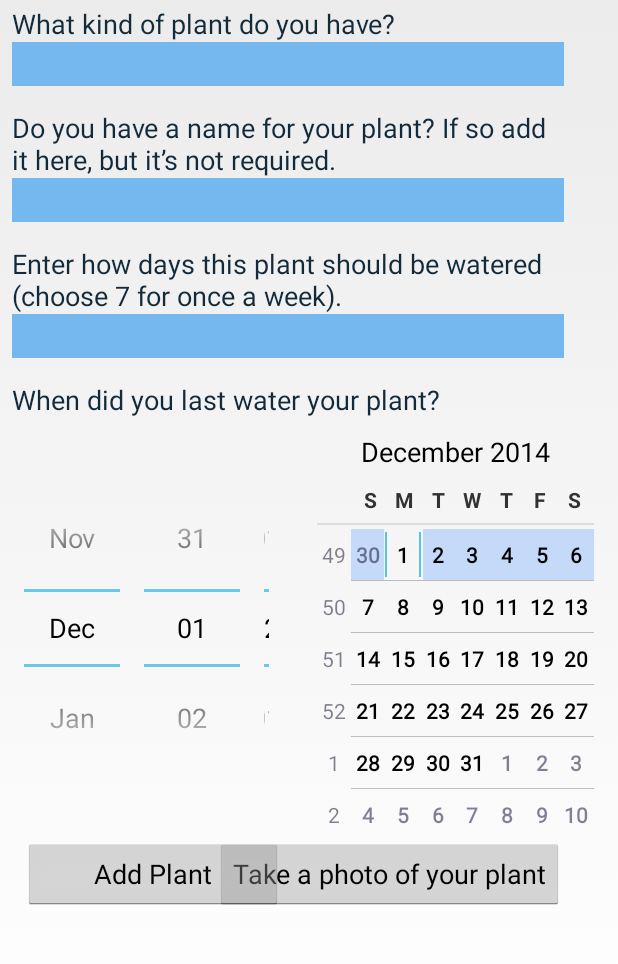
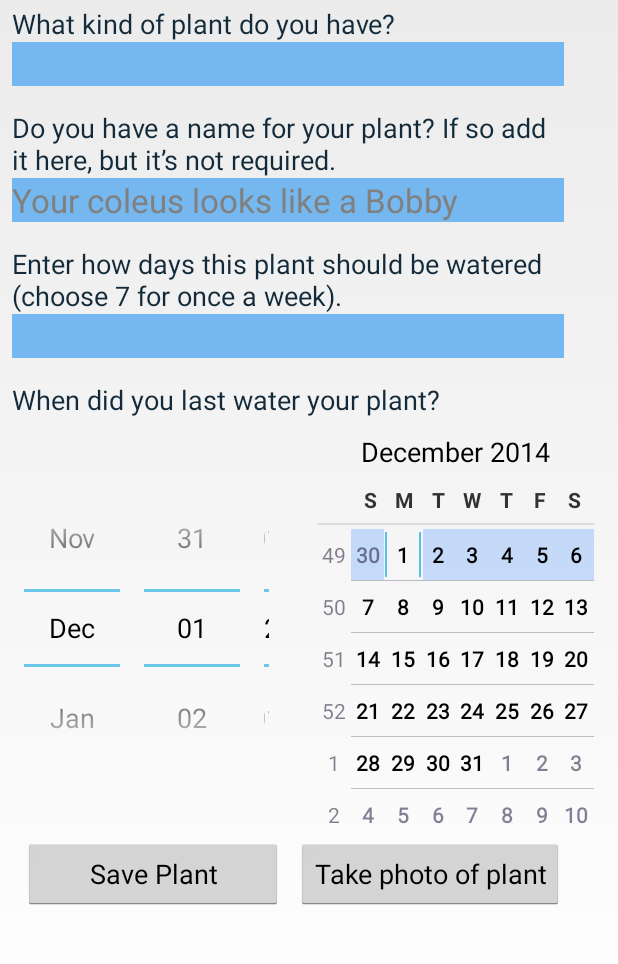
Before and after one commit to AmericanCities/HelloAloe, an Android app: the screen it shows after launch (AddPlant), after a tap on an icon or button, on a phone screen of 412 x 824 dp, the part 183-1147 px from its top. Run offline under Robolectric (Android 15) with nearby library versions, the phone set to English and light mode, and no system bars; pictures from the network do not load.

Commit message:
got ListView working and updated Add Plant Activity

```diff
--- a/app/src/main/java/heering/helloaloe/AddPlant.java
+++ b/app/src/main/java/heering/helloaloe/AddPlant.java
@@ -2,7 +2,6 @@ package heering.helloaloe;
 
 import android.app.Activity;
 import android.content.Intent;
-import android.graphics.Bitmap;
 import android.net.Uri;
 import android.os.Bundle;
 import android.os.Environment;
@@ -11,90 +10,67 @@ import android.util.Log;
 import android.view.View;
 import android.view.WindowManager;
 import android.widget.Button;
+import android.widget.DatePicker;
 import android.widget.EditText;
 import android.widget.ImageView;
 import android.widget.TextView;
 import android.widget.Toast;
-
 import java.io.File;
-import java.io.FileInputStream;
-import java.io.FileOutputStream;
 import java.io.IOException;
-import java.io.InputStreamReader;
 import java.text.SimpleDateFormat;
 import java.util.Date;
 
 /**
  * Created by Matthew on 11/19/2014.
  */
-public class AddPlant extends Activity implements View.OnClickListener{
-    public static final String LOGTAG ="ALOE_LOG";
-    public EditText textmsg;
-    public ImageView plantPic;
+public class AddPlant extends Activity implements View.OnClickListener {
 
+    public static final String LOGTAG = "ALOE_LOG";
+    // public EditText plantTypeTXTMSG;
+    //  public EditText plantNickNameTXTMSG = (EditText) findViewById(R.id.plantNickName);
+    // public EditText plantSchedTXTMSG;
+    // PlantDataSource datasource;
     static final int READ_BLOCK_SIZE = 100;
     String FILENAME = "user_plants.txt";
 
-
     protected void onCreate(Bundle savedInstanceState) {
-
         super.onCreate(savedInstanceState);
         setContentView(R.layout.add_plant);
-
         // hide keyboard on startup
         this.getWindow().setSoftInputMode(WindowManager.LayoutParams.SOFT_INPUT_STATE_ALWAYS_HIDDEN);
 
-        textmsg = (EditText)(findViewById(R.id.plantType));
-        Button saveData = (Button)findViewById(R.id.savePlant);
+        // Create View variables
+        // plantTypeTXTMSG = (EditText) findViewById(R.id.plantType);
+
+        // plantSchedTXTMSG = (EditText)(findViewById(R.id.plantSched));
+        // DatePicker plantLastWateredDP = (DatePicker)(findViewById(R.id.datePicker));
+        //Button takePicture = (Button) findViewById(R.id.takePicture);
+        Button saveData = (Button) findViewById(R.id.savePlant);
+
 
         File f = getFilesDir();
         String path = f.getAbsolutePath();
-        Log.i(LOGTAG,"internal file path " + path);
-
-        if (saveData != null)
-            saveData.setOnClickListener(this);
+        Log.i(LOGTAG, "internal file path " + path);
 
         Button takePicture = (Button)findViewById(R.id.takePicture);
         if (takePicture != null)
              takePicture.setOnClickListener(this);
     }
 
-
-
-
     @Override
     public void onClick(View selectedView) {
-        if (selectedView.getId()== R.id.takePicture) {
-       //     String stringInput = textmsg.getText().toString();
-      //      try {
-       //         FileOutputStream fos = openFileOutput(FILENAME,MODE_PRIVATE);
-       //         fos.write(stringInput.getBytes());
-      //          fos.close();
-                //display file saved message
-      //          Toast.makeText(getBaseContext(), "File saved successfully!",
-      //                  Toast.LENGTH_SHORT).show();
-
-      //      } catch (Exception e) {
-       //         Toast.makeText(getBaseContext(), "File failed to save",
-      //                  Toast.LENGTH_SHORT).show();
-      //          e.printStackTrace();
-      //      }
-
+        if (selectedView.getId() == R.id.takePicture) {
             dispatchTakePictureIntent();
-            // Intent intent = new Intent(android.provider.MediaStore.ACTION_IMAGE_CAPTURE);
-            // startActivityForResult(intent,0);
         }
+//        if (selectedView.getId() == R.id.savePlant) {
+//
+//            //   String plantType = plantTypeTXTMSG.getText().toString();
+//            Log.i(LOGTAG, "The plant type from the form is ");// + plantType);
+//
+//            //createData();
+//        }
     }
 
-  //  @Override
-  //  protected void onActivityResult(int requestCode, int resultCode, Intent data) {
-  //      super.onActivityResult(requestCode, resultCode, data);
-  //      Bitmap bp = (Bitmap) data.getExtras().get("data");
-  //      plantPic.setImageBitmap(bp);
-  //  }
-
-
-    // http://developer.android.com/training/camera/photobasics.html
     String mCurrentPhotoPath;
 
     private File createImageFile() throws IOException {
@@ -109,8 +85,6 @@ public class AddPlant extends Activity implements View.OnClickListener{
                 ".jpg",         /* suffix */
                 storageDir      /* directory */
         );
-
-
 
         // Save a file: path for use with ACTION_VIEW intents
         mCurrentPhotoPath = "file:" + image.getAbsolutePath();
@@ -146,4 +120,19 @@ public class AddPlant extends Activity implements View.OnClickListener{
     //         mContext.getContentResolver(), selectedImageUri,MediaStore.Images.Thumbnails.MICRO_KIND,
     //         null );
 
+
+    //    private void createData(){
+//        datasource = new PlantDataSource(this);
+//        datasource.open();
+//        Plant plant = new Plant();
+//        plant.setPlantType("Cactus");
+//        plant.setPlantNickName("BillyBob");
+//        plant.setPlantSchedule(7);
+//        plant.setPlantLastWatered("2013-05-23");
+//        plant.setPlantImage("android.resource://heering.helloaloe/drawable/cactus");
+//        Log.i(LOGTAG,"Now add plant record");
+//        plant = datasource.create(plant);
+//        Log.i(LOGTAG, "Plant created with id " + plant.getPlantID());
+//    }
+
 }
--- a/app/src/main/java/heering/helloaloe/HomeScreen.java
+++ b/app/src/main/java/heering/helloaloe/HomeScreen.java
@@ -1,31 +1,48 @@
 package heering.helloaloe;
 
 import android.app.Activity;
-import android.app.Fragment;
+import android.app.ListFragment;
 import android.content.Intent;
 import android.os.Bundle;
-import android.view.LayoutInflater;
+import android.util.Log;
 import android.view.Menu;
 import android.view.MenuItem;
 import android.view.View;
-import android.view.ViewGroup;
 import android.widget.Button;
+import android.widget.ListView;
+import android.widget.Toast;
+
+import java.util.ArrayList;
 
 
 public class HomeScreen extends Activity implements View.OnClickListener {
 
+    private static final String LOGTAG = "USERPLANTS";
+    PlantDataSource datasource;
+    public static ArrayList plantItems;
+
+
     @Override
     protected void onCreate(Bundle savedInstanceState) {
         super.onCreate(savedInstanceState);
+        Log.i(LOGTAG,"And we are off and running");
+
         setContentView(R.layout.home_screen);
-        if (savedInstanceState == null) {
-            getFragmentManager().beginTransaction()
-                    .add(R.id.container, new PlaceholderFragment())
-                    .commit();
-        }
+
         Button addPlant = (Button)findViewById(R.id.addPlantbtn);
         if (addPlant != null)
             addPlant.setOnClickListener(this);
+
+        datasource = new PlantDataSource(this);
+        datasource.open();
+        plantItems = datasource.getListItems();
+
+        if (savedInstanceState == null) {
+            getFragmentManager().beginTransaction()
+                    .replace(R.id.container3, new PlantListFragment())
+                    .commit();
+        }
+
     }
 
     public void onClick(View selectedView){
@@ -57,19 +74,35 @@ public class HomeScreen extends Activity implements View.OnClickListener {
         return super.onOptionsItemSelected(item);
     }
 
+
     /**
      * A placeholder fragment containing a simple view.
      */
-    public static class PlaceholderFragment extends Fragment {
+    public static class PlantListFragment extends ListFragment {
 
-        public PlaceholderFragment() {
+        //@Override
+        public void onCreate(Bundle savedInstanceState) {
+            super.onCreate(savedInstanceState);
+            // initialize and set the list adapter
+            Log.i(LOGTAG,"There are " + plantItems.size() + " items");
+            setListAdapter(new ListViewPlantAdapter(getActivity(), plantItems));
+        }
+
+
+        @Override
+        public void onViewCreated(View view, Bundle savedInstanceState) {
+            super.onViewCreated(view, savedInstanceState);
+            // remove the dividers from the ListView of the ListFragment
+            getListView().setDivider(null);
         }
 
         @Override
-        public View onCreateView(LayoutInflater inflater, ViewGroup container,
-                                 Bundle savedInstanceState) {
-            View rootView = inflater.inflate(R.layout.plants_listview,container,false);
-            return rootView;
+        public void onListItemClick(ListView l, View v, int position, long id) {
+            // retrieve theListView item
+            ListViewItem item = (ListViewItem) plantItems.get(position);
+
+            // do something
+            Toast.makeText(getActivity(), item.plantType, Toast.LENGTH_SHORT).show();
         }
     }
 }
--- a/app/src/main/java/heering/helloaloe/Plant.java
+++ b/app/src/main/java/heering/helloaloe/Plant.java
@@ -8,7 +8,7 @@ public class Plant {
     private long plantID;
     private String plantType;
     private String plantNickName;
-    private String plantSchedule;
+    private int plantSchedule;
     private String plantLastWatered;
     private String plantImage;
 
@@ -44,11 +44,11 @@ public class Plant {
         this.plantNickName = plantNickName;
     }
 
-    public String getPlantSchedule() {
+    public int getPlantSchedule() {
         return plantSchedule;
     }
 
-    public void setPlantSchedule(String plantSchedule) {
+    public void setPlantSchedule(int plantSchedule) {
         this.plantSchedule = plantSchedule;
     }
 
--- a/app/src/main/java/heering/helloaloe/PlantDBhelper.java
+++ b/app/src/main/java/heering/helloaloe/PlantDBhelper.java
@@ -1,7 +1,52 @@
 package heering.helloaloe;
 
+import android.content.Context;
+import android.database.sqlite.SQLiteDatabase;
+import android.database.sqlite.SQLiteOpenHelper;
+import android.util.Log;
+
 /**
- * Created by Matthew on 12/1/2014.
+ * Created by Matthew on 11/29/2014.
  */
-public class PlantDBhelper {
+
+public class PlantDBhelper extends SQLiteOpenHelper{
+
+    private static final String LOGTAG = "USERPLANTS";
+    private static final String DATABASE_NAME = "userPlants.db";
+    private static final int DATABASE_VERSION = 1;
+    public static final String TABLE_PLANTS = "plants";
+    public static final String COLUMN_ID = "plantID";
+    public static final String COLUMN_PLANT_TYPE = "plantType";
+    public static final String COLUMN_PLANT_NICKNAME = "plantNickName";
+    public static final String COLUMN_PLANT_SCHEDULE = "plantSchedule";
+    public static final String COLUMN_PLANT_LASTWATERED = "plantLastWatered";
+    public static final String COLUMN_IMAGE = "plantImage";
+
+    private static final String TABLE_CREATE =
+            "CREATE TABLE " + TABLE_PLANTS
+                    + " (" +
+                    COLUMN_ID + " INTEGER PRIMARY KEY AUTOINCREMENT, " +
+                    COLUMN_PLANT_TYPE + " TEXT, " +
+                    COLUMN_PLANT_NICKNAME + " TEXT, " +
+                    COLUMN_PLANT_SCHEDULE + " INT, " +
+                    COLUMN_PLANT_LASTWATERED + " TEXT, " +
+                    COLUMN_IMAGE + " TEXT"
+                    +  ")";
+
+
+    public PlantDBhelper(Context context) {
+        super(context, DATABASE_NAME, null, DATABASE_VERSION);
+    }
+
+    @Override
+    public void onCreate(SQLiteDatabase db) {
+        db.execSQL(TABLE_CREATE);
+        Log.i(LOGTAG, "Table has been created");
+    }
+
+    @Override
+    public void onUpgrade(SQLiteDatabase db, int oldVersion, int newVersion) {
+        db.execSQL("DROP TABLE IF EXISTS " + TABLE_PLANTS);
+        onCreate(db);
+    }
 }
--- /dev/null
+++ b/app/src/main/java/heering/helloaloe/PlantDataSource.java
@@ -0,0 +1,101 @@
+package heering.helloaloe;
+
+/**
+ * Created by Matthew on 11/29/2014.
+ */
+
+import android.content.ContentValues;
+import android.content.Context;
+import android.database.Cursor;
+import android.database.sqlite.SQLiteDatabase;
+import android.database.sqlite.SQLiteOpenHelper;
+import android.util.Log;
+import java.util.ArrayList;
+import java.util.List;
+
+
+public class PlantDataSource {
+
+    public static final String LOGTAG = "USERPLANTS";
+    SQLiteOpenHelper dbhelper;
+    SQLiteDatabase database;
+
+    private static final String[] allColumns = {
+            PlantDBhelper.COLUMN_ID,
+            PlantDBhelper.COLUMN_PLANT_TYPE,
+            PlantDBhelper.COLUMN_PLANT_NICKNAME,
+            PlantDBhelper.COLUMN_PLANT_SCHEDULE,
+            PlantDBhelper.COLUMN_PLANT_LASTWATERED,
+            PlantDBhelper.COLUMN_IMAGE    };
+
+
+    public PlantDataSource(Context context){
+        dbhelper = new PlantDBhelper(context);
+    }
+
+    public void open(){
+        Log.i(LOGTAG, "Database opened");
+        database = dbhelper.getWritableDatabase();
+    }
+
+    public void close(){
+        Log.i(LOGTAG, "Database closed");
+        dbhelper.close();
+    }
+
+    public Plant create(Plant plant){
+        ContentValues values = new ContentValues();
+        values.put(PlantDBhelper.COLUMN_PLANT_TYPE, plant.getPlantType());
+        values.put(PlantDBhelper.COLUMN_PLANT_NICKNAME, plant.getPlantNickName());
+        values.put(PlantDBhelper.COLUMN_PLANT_SCHEDULE, plant.getPlantSchedule());
+        values.put(PlantDBhelper.COLUMN_PLANT_LASTWATERED, plant.getPlantLastWatered());
+        values.put(PlantDBhelper.COLUMN_IMAGE, plant.getPlantImage());
+        long insertid = database.insert(PlantDBhelper.TABLE_PLANTS,null,values);
+        plant.setPlantID(insertid);
+        return plant;
+    }
+
+
+
+    public ArrayList getListItems(){
+        ArrayList plantList = new ArrayList<ListViewItem>();
+        Cursor cursor = database.query(PlantDBhelper.TABLE_PLANTS,allColumns,
+                null,null,null,null,null);
+        Log.i(LOGTAG, "Returned from db " + cursor.getCount() + " rows");
+
+        if (cursor.getCount()>0) {
+            while (cursor.moveToNext()){
+                plantList.add(new ListViewItem(
+                                               cursor.getString(cursor.getColumnIndex(PlantDBhelper.COLUMN_PLANT_TYPE)),
+                                               cursor.getString(cursor.getColumnIndex(PlantDBhelper.COLUMN_PLANT_NICKNAME)),
+                                               cursor.getString(cursor.getColumnIndex(PlantDBhelper.COLUMN_IMAGE))));
+            }
+        }
+        Log.i(LOGTAG, "Created plantList for ListView with " + plantList.size());
+        return plantList;
+    }
+
+
+    public List<Plant> findAll(){
+        List<Plant> plants = new ArrayList<Plant>();
+
+        Cursor cursor = database.query(PlantDBhelper.TABLE_PLANTS,allColumns,
+                null,null,null,null,null);
+        Log.i(LOGTAG, "Returned from db " + cursor.getCount() + " rows");
+
+        if (cursor.getCount()>0) {
+            while (cursor.moveToNext()){
+                Plant plant = new Plant();
+                plant.setPlantID(cursor.getLong(cursor.getColumnIndex(PlantDBhelper.COLUMN_ID)));
+                plant.setPlantType(cursor.getString(cursor.getColumnIndex(PlantDBhelper.COLUMN_PLANT_TYPE)));
+                plant.setPlantNickName(cursor.getString(cursor.getColumnIndex(PlantDBhelper.COLUMN_PLANT_NICKNAME)));
+                plant.setPlantSchedule(cursor.getInt(cursor.getColumnIndex(PlantDBhelper.COLUMN_PLANT_SCHEDULE)));
+                plant.setPlantLastWatered(cursor.getString(cursor.getColumnIndex(PlantDBhelper.COLUMN_PLANT_LASTWATERED)));
+                plant.setPlantImage(cursor.getString(cursor.getColumnIndex(PlantDBhelper.COLUMN_IMAGE)));
+                plants.add(plant);
+            }
+        }
+        return plants;
+    }
+
+}
--- a/app/src/main/res/layout/add_plant.xml
+++ b/app/src/main/res/layout/add_plant.xml
@@ -94,6 +94,7 @@
         android:layout_width="wrap_content"
         android:layout_height="wrap_content"
         android:textAppearance="?android:attr/textAppearanceLarge"
+        android:hint="@string/nicknameHint"
         android:singleLine="true"
         android:textColor="#122A3A"
         android:background="#75B8EF"
@@ -139,28 +140,39 @@
         android:layout_below="@id/plantSched"
         android:layout_marginLeft="8dp"/>
 
+
+    <DatePicker
+        android:id="@+id/datePicker"
+        android:layout_width="wrap_content"
+        android:layout_height="wrap_content"
+        android:layout_below="@id/lastDateDsc"
+        android:layout_alignStart="@id/lastDateDsc"/>
+
     <Button
         android:id="@+id/takePicture"
         android:layout_width="wrap_content"
         android:layout_height="wrap_content"
-        android:text="Take a photo of your plant"
-        android:layout_below="@+id/datePicker"
-        android:layout_alignEnd="@+id/lastDateDsc" />
+        android:text="Take photo of plant"
+        android:layout_below="@id/datePicker"
+        android:layout_alignEnd="@id/lastDateDsc" />
 
     <Button
         android:id="@+id/savePlant"
         android:layout_width="wrap_content"
         android:layout_height="wrap_content"
-        android:text="Add Plant"
-        android:layout_toStartOf="@+id/headerBkgaddPlant_Text2"
-        android:layout_below="@+id/datePicker"
-        android:layout_alignStart="@+id/header_logo" />
+        android:text="Save Plant"
+        android:layout_toStartOf="@id/headerBkgaddPlant_Text2"
+        android:layout_below="@id/datePicker"
+        android:layout_alignStart="@id/header_logo" />
 
-    <DatePicker
+
+   <!-- <ImageView
+        android:id="@+id/cameraShot"
         android:layout_width="wrap_content"
         android:layout_height="wrap_content"
-        android:id="@+id/datePicker"
-        android:layout_below="@+id/lastDateDsc"
-        android:layout_alignStart="@+id/lastDateDsc" />
+        android:layout_toEndOf="@id/datePicker"
+        android:layout_alignBottom="@id/datePicker"
+        android:layout_alignEnd="@id/takePicture"
+        android:layout_below="@+id/lastDateDsc" / -->
 
 </RelativeLayout>
--- /dev/null
+++ b/app/src/main/res/values/colors.xml
@@ -0,0 +1,6 @@
+<?xml version="1.0" encoding="utf-8"?>
+<resources>
+    <color name="frame">#b4b4b4</color>
+    <color name="frame_solid">#eee</color>
+    <color name="frame_background">#bcbcbc</color>
+</resources>
--- a/app/src/main/res/values/strings.xml
+++ b/app/src/main/res/values/strings.xml
@@ -12,4 +12,5 @@
     <string name="plant_nickName_dsc">Do you have a name for your plant?  If so add it here, but it’s not required.</string>
     <string name="waterSchedule_dsc">Enter how days this plant should be watered (choose 7 for once a week).</string>
     <string name="last_date_dsc">When did you last water your plant?</string>
+    <string name="nicknameHint">Your coleus looks like a Bobby</string>
 </resources>
```
Also changed, not shown: app/src/main/java/heering/helloaloe/ListViewItem.java (added, +23 -0 lines), app/src/main/java/heering/helloaloe/ListViewPlantAdapter.java (added, +62 -0 lines), app/src/main/res/drawable-xhdpi/frame.xml (added, +7 -0 lines), app/src/main/res/layout/home_screen.xml (+5 -5 lines), app/src/main/res/layout/listview_item.xml (added, +46 -0 lines), app/src/main/res/layout/plants_listview.xml (+10 -12 lines), app/src/main/res/drawable-xhdpi/cactus.jpg (added). Lines whose indentation alone changed are shown as unchanged.
